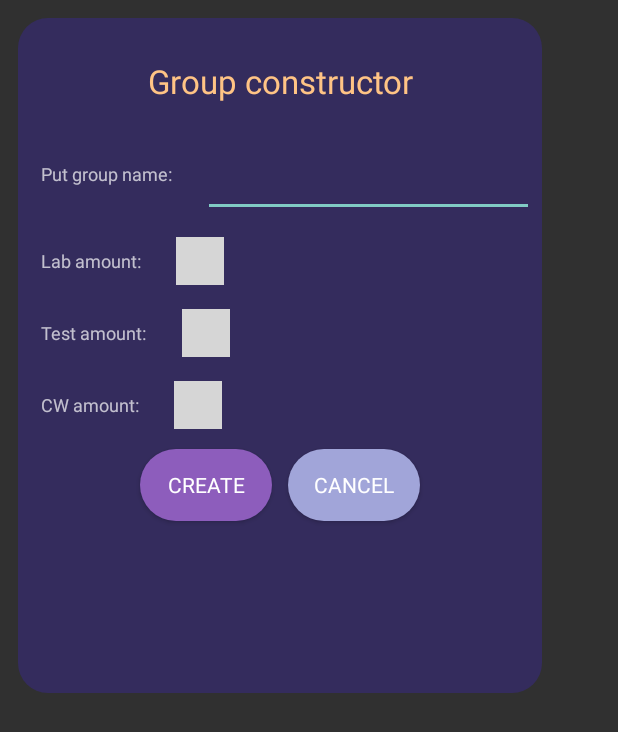
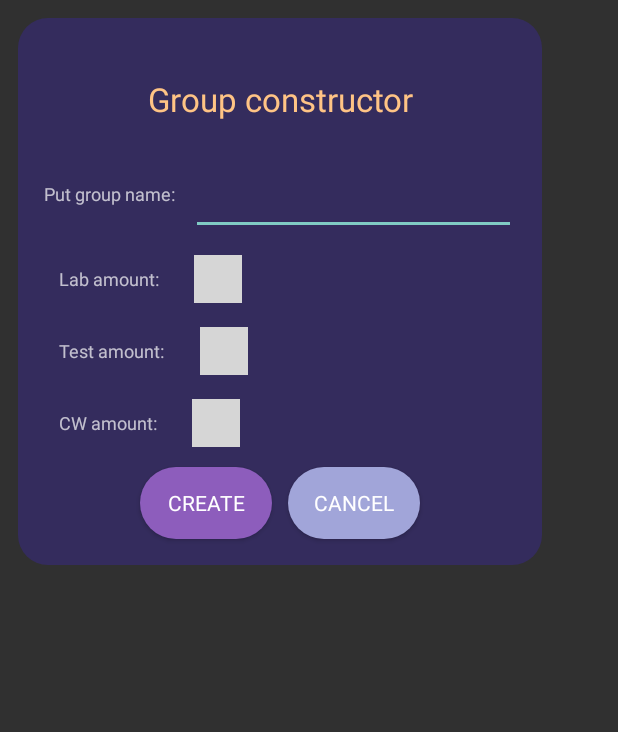
Before and after one commit to lLeshii/LabmanApp, an Android app: the layout add_group_dialog.xml on its own in the app's theme, with its tools: preview values and no code run, on a phone screen of 412 x 824 dp. Shown: the top 732 px of the screen. Run offline under Robolectric (Android 15) with nearby library versions, the phone set to English and light mode, and no system bars; plain views replace NumberPicker; Roboto replaces fonts that are not available here; grey boxes are pictures that could not be loaded.

Commit message:
XML and dbToCsv() update

```diff
--- a/app/src/main/java/com/example/labmanv2/dialog/RewriteDialog.kt
+++ b/app/src/main/java/com/example/labmanv2/dialog/RewriteDialog.kt
@@ -43,7 +43,7 @@ class RewriteDialog(var type: Int, var stId: Int): DialogFragment()  {
             }
         }
         picker1.minValue = 1
-        picker1.value = 1
+        picker1.value = 2
         picker1.maxValue = arList!!.size
 
         butt?.setOnClickListener {
--- a/app/src/main/java/com/example/labmanv2/fragments/grouplist/GroupListFragment.kt
+++ b/app/src/main/java/com/example/labmanv2/fragments/grouplist/GroupListFragment.kt
@@ -219,7 +219,7 @@ class  GroupListFragment: Fragment(), GroupAdapter.ItemListener, ImpExpDialog.Im
         startString = addTableColumn("Lab", lab_amount, startString)
         startString = addTableColumn("Test", test_amount, startString)
         startString = addTableColumn("CW", cw_amount, startString)
-
+        startString += ",Plus,Minus"
         var students: List<Student?> = vm.getAllStudentsNoLive()!!
 
         for(i in 0 until students.size)
@@ -266,9 +266,11 @@ class  GroupListFragment: Fragment(), GroupAdapter.ItemListener, ImpExpDialog.Im
             }
             else{
                 for(j in 0 until test_amount) {
-                    stString+=",${student!!.tests[j]}"
+                    stString+=",${student!!.cws[j]}"
                 }
             }
+
+            stString+=",${student.pluses},${student.minuses}"
             startString += stString
         }
         return startString
--- a/app/src/main/res/layout/add_group_dialog.xml
+++ b/app/src/main/res/layout/add_group_dialog.xml
@@ -9,9 +9,10 @@
 
     <LinearLayout
         android:layout_width="349dp"
-        android:layout_height="450dp"
+        android:layout_height="wrap_content"
         android:background="@drawable/dialog_form"
         android:orientation="vertical"
+        android:padding="12dp"
         app:layout_constraintBottom_toBottomOf="parent"
         app:layout_constraintEnd_toEndOf="parent"
         app:layout_constraintHorizontal_bias="0.0"
@@ -37,10 +38,10 @@
 
             <TextView
                 android:layout_width="wrap_content"
-                android:layout_height="33dp"
-                android:layout_margin="15dp"
+                android:layout_height="wrap_content"
+                android:layout_margin="5dp"
                 android:layout_marginTop="12dp"
-                android:gravity="center"
+                android:layout_gravity="center"
                 android:text="Put group name:"
                 android:textSize="12sp" />
 
@@ -48,8 +49,8 @@
                 android:id="@+id/editTextGroupName"
                 android:layout_width="match_parent"
                 android:layout_height="wrap_content"
+                android:layout_gravity="center_vertical"
                 android:layout_margin="5dp"
-                android:layout_gravity="center_vertical"
                 android:ems="10"
                 android:gravity="center"
                 android:inputType="textPersonName"
@@ -66,7 +67,8 @@
             <TextView
                 android:id="@+id/lab_amount"
                 android:layout_width="wrap_content"
-                android:layout_height="match_parent"
+                android:layout_height="wrap_content"
+                android:layout_gravity="center_vertical"
                 android:layout_margin="15dp"
                 android:layout_marginTop="12dp"
                 android:gravity="center_vertical"
@@ -93,11 +95,11 @@
                 app:np_orientation="horizontal"
                 app:np_scrollerEnabled="true"
                 app:np_selectedTextColor="@color/white_gray"
-                app:np_selectedTextSize="48sp"
+                app:np_selectedTextSize="36sp"
                 app:np_selectedTextStrikeThru="false"
                 app:np_selectedTextUnderline="false"
                 app:np_textColor="@color/white_gray"
-                app:np_textSize="36sp"
+                app:np_textSize="30sp"
                 app:np_textUnderline="false"
                 app:np_value="1"
                 app:np_width="150dp"
@@ -112,7 +114,8 @@
             <TextView
                 android:id="@+id/test_amount"
                 android:layout_width="wrap_content"
-                android:layout_height="match_parent"
+                android:layout_height="wrap_content"
+                android:layout_gravity="center_vertical"
                 android:layout_margin="15dp"
                 android:layout_marginTop="12dp"
                 android:gravity="center_vertical"
@@ -139,11 +142,11 @@
                 app:np_orientation="horizontal"
                 app:np_scrollerEnabled="true"
                 app:np_selectedTextColor="@color/white_gray"
-                app:np_selectedTextSize="48sp"
+                app:np_selectedTextSize="36sp"
                 app:np_selectedTextStrikeThru="false"
                 app:np_selectedTextUnderline="false"
                 app:np_textColor="@color/white_gray"
-                app:np_textSize="36sp"
+                app:np_textSize="30sp"
                 app:np_textUnderline="false"
                 app:np_value="1"
                 app:np_width="150dp"
@@ -157,7 +160,8 @@
             <TextView
                 android:id="@+id/cw_amount"
                 android:layout_width="wrap_content"
-                android:layout_height="match_parent"
+                android:layout_height="wrap_content"
+                android:layout_gravity="center_vertical"
                 android:layout_margin="15dp"
                 android:layout_marginTop="12dp"
                 android:gravity="center_vertical"
@@ -184,11 +188,11 @@
                 app:np_orientation="horizontal"
                 app:np_scrollerEnabled="true"
                 app:np_selectedTextColor="@color/white_gray"
-                app:np_selectedTextSize="48sp"
+                app:np_selectedTextSize="36sp"
                 app:np_selectedTextStrikeThru="false"
                 app:np_selectedTextUnderline="false"
                 app:np_textColor="@color/white_gray"
-                app:np_textSize="36sp"
+                app:np_textSize="30sp"
                 app:np_textUnderline="false"
                 app:np_value="1"
                 app:np_width="150dp"
--- a/app/src/main/res/layout/add_student_dialog.xml
+++ b/app/src/main/res/layout/add_student_dialog.xml
@@ -12,6 +12,7 @@
         android:layout_height="wrap_content"
         android:background="@drawable/dialog_form"
         android:orientation="vertical"
+        android:padding="12dp"
         app:layout_constraintBottom_toBottomOf="parent"
         app:layout_constraintEnd_toEndOf="parent"
         app:layout_constraintHorizontal_bias="0.0"
--- a/app/src/main/res/layout/dialog_fragment_custom.xml
+++ b/app/src/main/res/layout/dialog_fragment_custom.xml
@@ -34,6 +34,7 @@
             android:layout_height="wrap_content"
             android:layout_margin="12dp"
             android:gravity="center"
+            android:maxLines="10"
             android:text="list objects"
             android:textSize="22sp" />
 
--- a/app/src/main/res/layout/picker_dialog_custom.xml
+++ b/app/src/main/res/layout/picker_dialog_custom.xml
@@ -9,8 +9,9 @@
 
     <LinearLayout
         android:layout_width="338dp"
-        android:layout_height="236dp"
+        android:layout_height="wrap_content"
         android:background="@drawable/dialog_form"
+        android:padding="12dp"
         android:orientation="vertical"
         app:layout_constraintBottom_toBottomOf="parent"
         app:layout_constraintEnd_toEndOf="parent"
@@ -32,10 +33,11 @@
             android:id="@+id/pick_numb"
             android:layout_width="324dp"
             android:layout_height="102dp"
+            android:layout_gravity="center_horizontal"
             android:layout_margin="8dp"
             android:animateLayoutChanges="false"
+
             android:contentDescription="@string/title_activity_main"
-
             android:orientation="vertical"
             android:scrollbarAlwaysDrawHorizontalTrack="false"
             android:theme="@style/CustomTheme"
```
Also changed, not shown: app/src/main/res/layout/rewrite_dialog.xml (+9 -6 lines).
